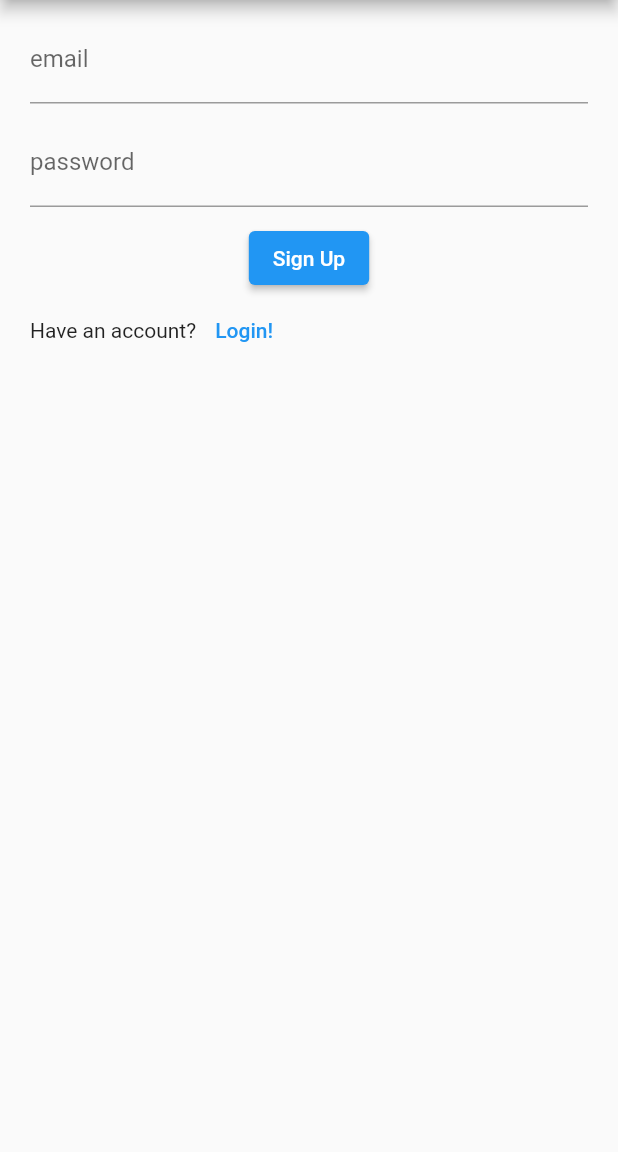
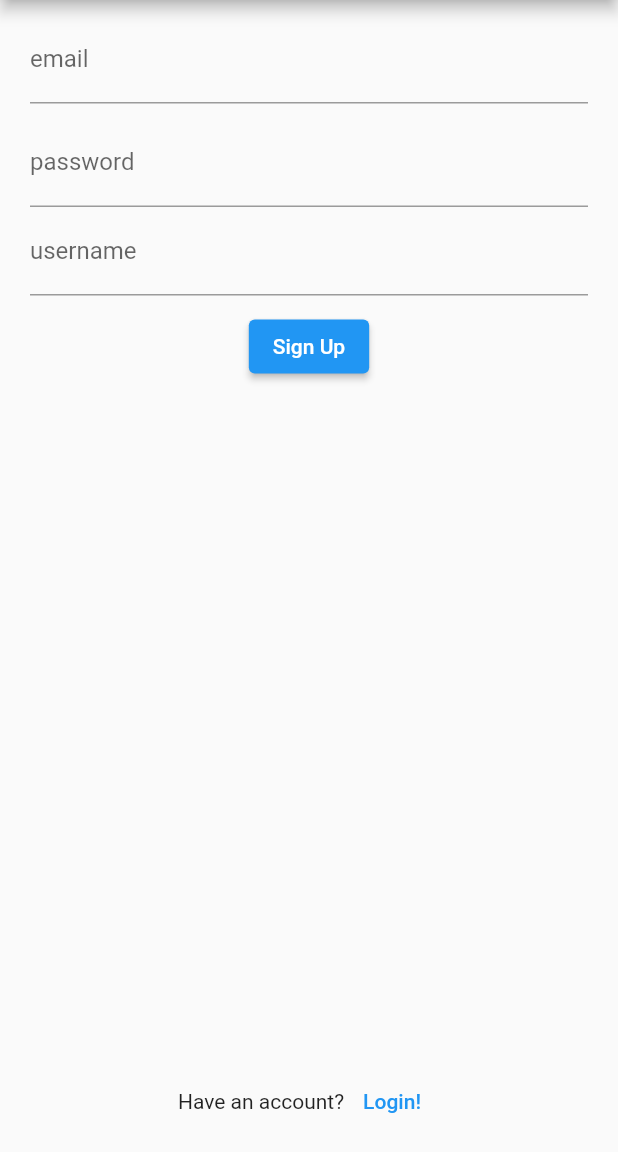
Before and after one commit to mmal1524/planner_app, a Flutter app: the screen it shows after launch, after a tap on "Sign Up", on a phone screen of 412 x 824 dp, the part 84-1236 px from its top. Run offline on Flutter 3.47's test engine with Material 2 defaults, Android fonts, the light colour scheme and no system bars; our stand-ins replace cloud_firestore, firebase_auth, firebase_core; accounts and stored records are empty; network calls fail.

Commit message:
Toggle between Sign up and Login

```diff
--- a/lib/screens/authenticate/authenticate.dart
+++ b/lib/screens/authenticate/authenticate.dart
@@ -10,8 +10,20 @@ class Authenticate extends StatefulWidget {
 }
 
 class _AuthenticateState extends State<Authenticate> {
+  bool haveAccount = false;
+
+  // https://www.youtube.com/watch?v=E-DRnRUXcBY&list=PL4cUxeGkcC9j--TKIdkb3ISfRbJeJYQwC&index=11
+  void changeView() {
+    setState(() => haveAccount = !haveAccount);
+  }
+
   @override
   Widget build(BuildContext context) {
-    return SignUp();
+    if (haveAccount) {
+      return SignIn(changeView: changeView);
+    }
+    else {
+      return SignUp(changeView: changeView);
+    }
   }
 }
--- a/lib/screens/authenticate/register.dart
+++ b/lib/screens/authenticate/register.dart
@@ -3,6 +3,9 @@ import 'package:flutter/material.dart';
 import 'package:planner_app/services/auth.dart';
 
 class SignUp extends StatefulWidget {
+  final Function changeView;
+  SignUp({this.changeView});
+
   @override
   _SignUpState createState() => _SignUpState();
 }
@@ -10,6 +13,7 @@ class SignUp extends StatefulWidget {
 class _SignUpState extends State<SignUp> {
   String email = '';
   String password = '';
+  String username = '';
 
   final AuthService _auth = new AuthService();
 
@@ -21,6 +25,7 @@ class _SignUpState extends State<SignUp> {
       body: Padding(
         padding: const EdgeInsets.symmetric(vertical: 10, horizontal: 20),
         child: Column(
+          mainAxisAlignment: MainAxisAlignment.spaceBetween,
           children: [
             Column(
               crossAxisAlignment: CrossAxisAlignment.center,
@@ -38,20 +43,27 @@ class _SignUpState extends State<SignUp> {
                     setState(() => password = val);
                   }
                 ),
+                TextField(
+                  decoration: InputDecoration(labelText: 'username'),
+                  onChanged: (val) {
+                    setState(() => username = val);
+                  }
+                ),
                 SizedBox(height: 10),
                 ElevatedButton(
                   child: Text('Sign Up'),
                   onPressed: (){
                     print('email: $email, password: $password');
-                    _auth.signUp(email, password, "name");
+                    _auth.signUp(email, password, username);
                   },
                 ),
               ],
             ),
             Row(
+              mainAxisAlignment: MainAxisAlignment.center,
               children: [
                 Text('Have an account?'),
-                TextButton(onPressed: (){}, child: Text('Login!'))
+                TextButton(onPressed: widget.changeView, child: Text('Login!'))
               ],
             )
           ],
--- a/lib/services/auth.dart
+++ b/lib/services/auth.dart
@@ -6,6 +6,7 @@ class AuthService {
   final FirebaseAuth _auth = FirebaseAuth.instance;
   final FirebaseFirestore _db = FirebaseFirestore.instance;
 
+
   // returns a Firebase User object by checking whether there is a user logged in or not,
   // returns the user if not null
   // code from https://www.youtube.com/watch?v=_Sa60ZxFgSI
@@ -13,11 +14,11 @@ class AuthService {
     return _auth.authStateChanges().map((User user) => user != null ? user : null);
   }
 
-  Future signUp(String email, String password, String name) async {
+  Future signUp(String email, String password, String username) async {
     try {
       UserCredential result = await _auth.createUserWithEmailAndPassword(email: email, password: password);
       User user = result.user;
-      _db.collection('users').doc(user.uid).set({email: '$email', name: name});
+      _db.collection('users').doc(user.uid).set({'email': '$email', 'username': username});
       print('${user.uid} signed in');
     }
     catch (e) {
--- a/lib/services/firestore.dart
+++ b/lib/services/firestore.dart
@@ -1,6 +1,7 @@
 import 'package:cloud_firestore/cloud_firestore.dart';
+import 'package:planner_app/services/auth.dart';
+
 
 class FireStoreService {
-  final db = FirebaseFirestore.instance;
 
 }
```
Also changed, not shown: lib/screens/authenticate/sign_in.dart (+15 -1 lines), lib/screens/home/pages.dart (+34 -3 lines).
